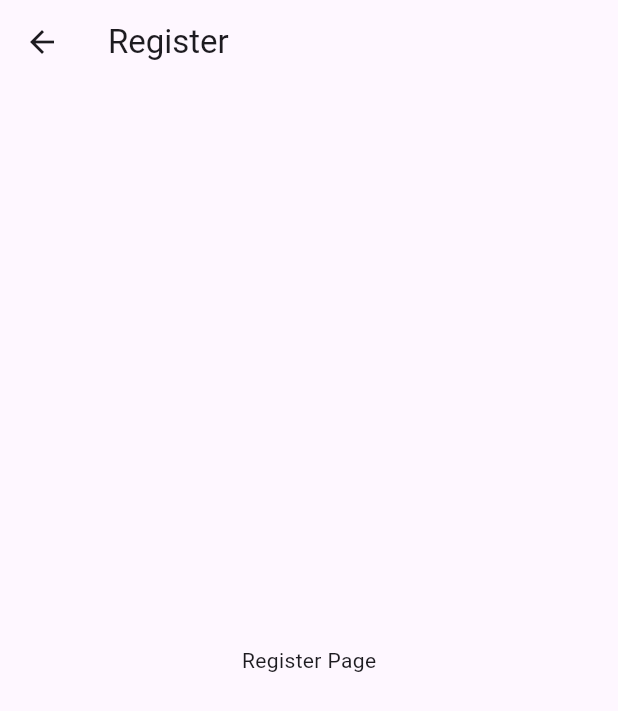
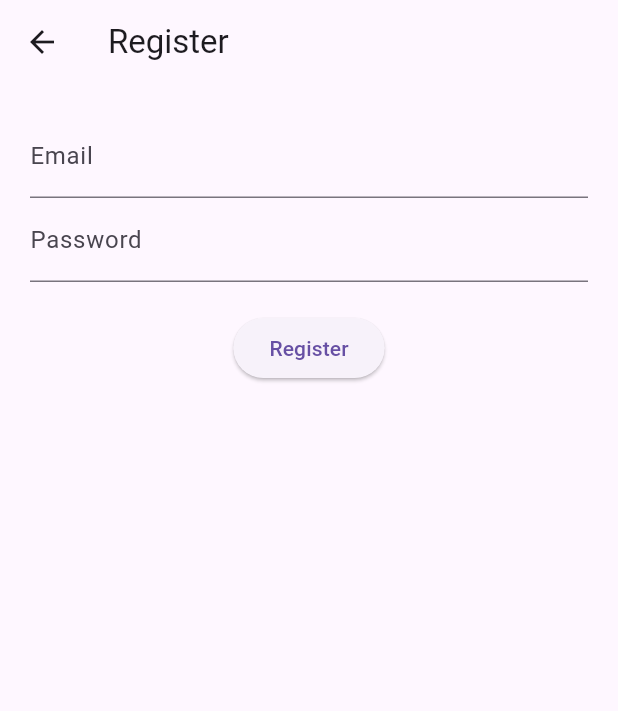
Before and after one commit to Shikarinzifu/uas_shoe_store, a Flutter app: the RegisterPage screen opened directly, on a phone screen of 412 x 824 dp. Shown: the top 711 px of the screen. Run offline on Flutter 3.47's test engine with Material 3 defaults, Android fonts, the light colour scheme and no system bars; our stand-ins replace firebase_auth, firebase_core, shared_preferences; accounts and stored records are empty.

Commit message:
memperbaiki kesalahan

```diff
--- a/lib/features/auth/register_page.dart
+++ b/lib/features/auth/register_page.dart
@@ -1,7 +1,38 @@
 import 'package:flutter/material.dart';
+import 'package:firebase_auth/firebase_auth.dart';
 
-class RegisterPage extends StatelessWidget {
+class RegisterPage extends StatefulWidget {
   const RegisterPage({super.key});
+
+  @override
+  State<RegisterPage> createState() => _RegisterPageState();
+}
+
+class _RegisterPageState extends State<RegisterPage> {
+  final email = TextEditingController();
+  final password = TextEditingController();
+
+  Future register() async {
+    try {
+      UserCredential userCredential =
+          await FirebaseAuth.instance.createUserWithEmailAndPassword(
+        email: email.text.trim(),
+        password: password.text.trim(),
+      );
+
+      await userCredential.user!.sendEmailVerification();
+
+      ScaffoldMessenger.of(context).showSnackBar(
+        const SnackBar(content: Text("Register success, check email")),
+      );
+
+      Navigator.pop(context);
+    } catch (e) {
+      ScaffoldMessenger.of(context).showSnackBar(
+        const SnackBar(content: Text("Register Failed")),
+      );
+    }
+  }
 
   @override
   Widget build(BuildContext context) {
@@ -9,8 +40,26 @@ class RegisterPage extends StatelessWidget {
       appBar: AppBar(
         title: const Text("Register"),
       ),
-      body: const Center(
-        child: Text("Register Page"),
+      body: Padding(
+        padding: const EdgeInsets.all(20),
+        child: Column(
+          children: [
+            TextField(
+              controller: email,
+              decoration: const InputDecoration(labelText: "Email"),
+            ),
+            TextField(
+              controller: password,
+              obscureText: true,
+              decoration: const InputDecoration(labelText: "Password"),
+            ),
+            const SizedBox(height: 20),
+            ElevatedButton(
+              onPressed: register,
+              child: const Text("Register"),
+            ),
+          ],
+        ),
       ),
     );
   }
```
